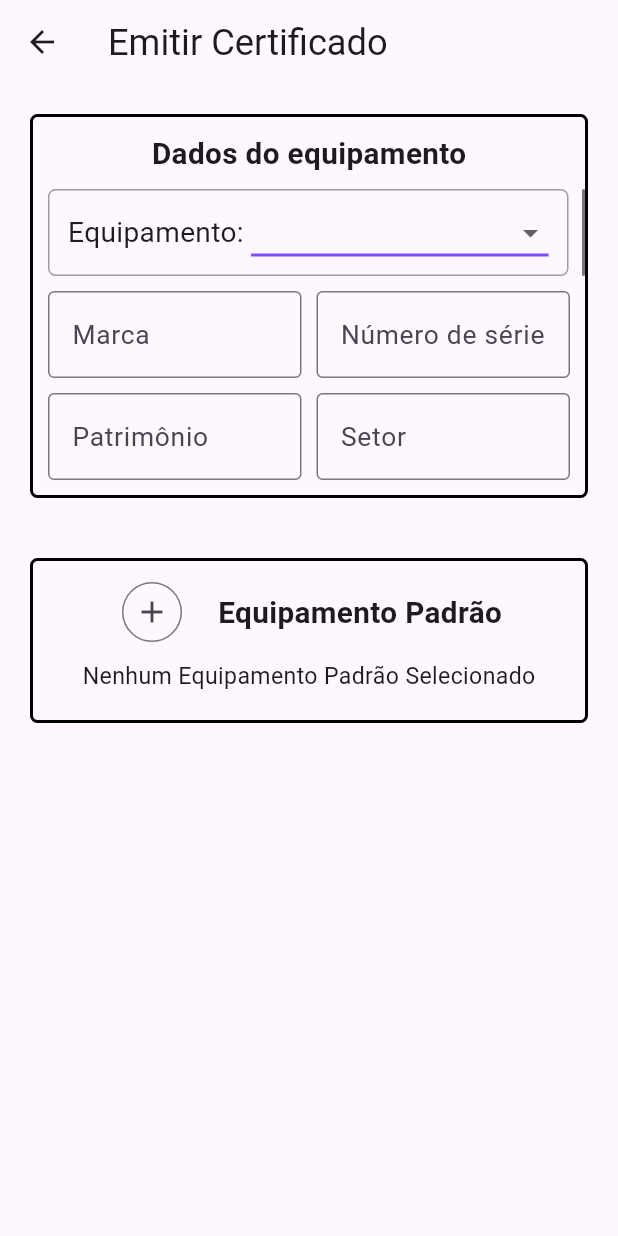
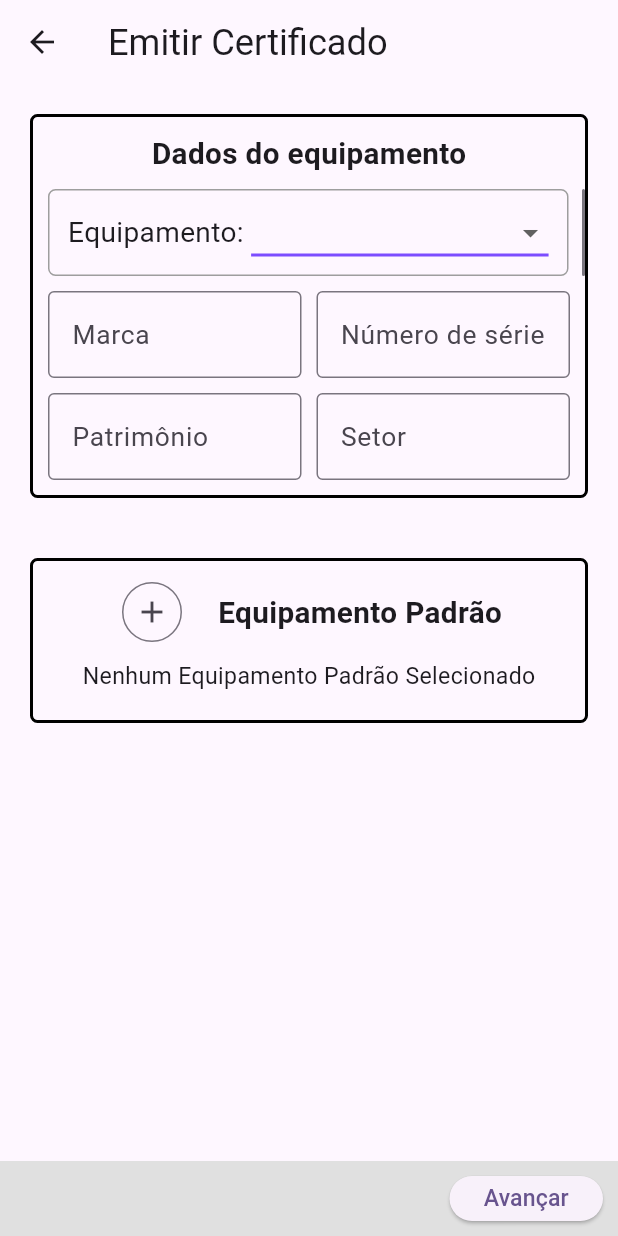
Before and after one commit to ramonbasilio/app_fullmedcare_v1, a Flutter app: the screen it shows after launch, after a tap on "Certificados", on a phone screen of 412 x 824 dp. Run offline on Flutter 3.47's test engine with Material 3 defaults, Android fonts, the light colour scheme and no system bars; our stand-ins replace cloud_firestore, dio, firebase_core, get, mask_text_input_formatter; missing offline and left inert: date_picker_plus; accounts and stored records are empty.

Commit message:
commit 13022025

```diff
--- /dev/null
+++ b/lib/src/data/model/dataCertificatePg1.dart
@@ -0,0 +1,21 @@
+import 'package:app_fullmedcare_v1/src/data/model/equipment_stardard.dart';
+
+class DataCertificatePg1 {
+  final String medicalEquipment;
+  final String model;
+  final String manufacturer;
+  final String serialNumber;
+  final String patrimonial;
+  final String location;
+  final List<EquipmentStandard> listEquipmentsStandardSeletcted;
+
+  DataCertificatePg1({
+    required this.medicalEquipment,
+    required this.model,
+    required this.manufacturer,
+    required this.serialNumber,
+    required this.patrimonial,
+    required this.location,
+    required this.listEquipmentsStandardSeletcted,
+  });
+}
--- a/lib/src/pages/certificate/register_data_certificate_page.dart
+++ b/lib/src/pages/certificate/register_data_certificate_page_1.dart
@@ -1,21 +1,23 @@
 import 'package:app_fullmedcare_v1/src/constants/constants.dart';
+import 'package:app_fullmedcare_v1/src/data/model/dataCertificatePg1.dart';
 import 'package:app_fullmedcare_v1/src/data/model/equipment_stardard.dart';
 import 'package:app_fullmedcare_v1/src/data/provider/firebase_provider.dart';
 import 'package:app_fullmedcare_v1/src/data/repository/firebase_cloud_firestore.dart';
+import 'package:app_fullmedcare_v1/src/routes/name_routes.dart';
 import 'package:app_fullmedcare_v1/src/widgets/text_details_2.dart';
 import 'package:flutter/material.dart';
 import 'package:get/get.dart';
 
-class RegisterDataCertificatePage extends StatefulWidget {
-  const RegisterDataCertificatePage({super.key});
+class RegisterDataCertificatePage1 extends StatefulWidget {
+  const RegisterDataCertificatePage1({super.key});
 
   @override
-  State<RegisterDataCertificatePage> createState() =>
-      _RegisterDataCertificatePageState();
+  State<RegisterDataCertificatePage1> createState() =>
+      _RegisterDataCertificatePage1State();
 }
 
-class _RegisterDataCertificatePageState
-    extends State<RegisterDataCertificatePage> {
+class _RegisterDataCertificatePage1State
+    extends State<RegisterDataCertificatePage1> {
   String? nameEquipment;
   List<String> medicalEquipmentList = Constants.medicalEquipment;
   final TextEditingController _controllerModelEquipment =
@@ -51,6 +53,27 @@ class _RegisterDataCertificatePageState
               containerEquipmentStandardAdd(context, listEquipmentsStandard)
             ],
           ),
+        ),
+      ),
+      bottomNavigationBar: Container(
+        padding: const EdgeInsets.all(10),
+        color: Colors.grey.shade300,
+        height: 50,
+        child: Row(
+          mainAxisAlignment: MainAxisAlignment.end,
+          children: [
+            ElevatedButton(onPressed: (){
+              Get.toNamed(NameRoutes.regiterCertificatePage2, arguments: DataCertificatePg1(
+                medicalEquipment: nameEquipment!,
+                model: _controllerModelEquipment.text,
+                manufacturer: _controllerManufacturer.text,
+                serialNumber: _controllerSerialNumber.text,
+                patrimonial: _controllerPatrimonio.text,
+                location: _controllerLocation.text,
+                listEquipmentsStandardSeletcted: listEquipmentsStandardSeletcted
+              ));
+            }, child: const Text('Avançar'))
+          ],
         ),
       ),
     );
--- a/lib/src/pages/equipment/register_equipment_page.dart
+++ b/lib/src/pages/equipment/register_equipment_page.dart
@@ -1,6 +1,6 @@
 import 'package:app_fullmedcare_v1/src/data/model/equipment.dart';
 import 'package:app_fullmedcare_v1/src/data/provider/register_equipment_provider.dart';
-import 'package:app_fullmedcare_v1/src/pages/certificate/register_data_certificate_page.dart';
+import 'package:app_fullmedcare_v1/src/pages/certificate/register_data_certificate_page_1.dart';
 import 'package:flutter/material.dart';
 import 'package:get/get.dart';
 import 'package:provider/provider.dart';
@@ -118,7 +118,7 @@ class RegisterEquipmentPage extends StatelessWidget {
                           content: Text('Equipamento cadastrado com sucesso!'),
                         ),
                       );
-                        Get.to(()=>const RegisterDataCertificatePage());
+                        Get.to(()=>const RegisterDataCertificatePage1());
                     }
                   },
                   child: const Text('Avançar'),
--- a/lib/src/pages/home_page/home_page.dart
+++ b/lib/src/pages/home_page/home_page.dart
@@ -66,7 +66,7 @@ class _HomePageState extends State<HomePage> {
                 ),
                 ButtomHomePage(
                   func: (() {
-                    Get.toNamed(NameRoutes.regiterCertificate);
+                    Get.toNamed(NameRoutes.regiterCertificatePage1);
                   }),
                   nameButtom: 'Certificados',
                 ),
--- a/lib/src/routes/name_routes.dart
+++ b/lib/src/routes/name_routes.dart
@@ -1,4 +1,5 @@
-import 'package:app_fullmedcare_v1/src/pages/certificate/register_data_certificate_page.dart';
+import 'package:app_fullmedcare_v1/src/pages/certificate/register_data_certificate_page_1.dart';
+import 'package:app_fullmedcare_v1/src/pages/certificate/register_data_certificate_page_2.dart';
 import 'package:app_fullmedcare_v1/src/pages/company/list_companies_page_search.dart';
 import 'package:app_fullmedcare_v1/src/pages/company/register_company_page.dart';
 import 'package:app_fullmedcare_v1/src/pages/equipment_standard.dart/edit_equipment_standard_page.dart';
@@ -13,7 +14,8 @@ class NameRoutes {
   static const String listCompanies = '/listCompanies';
   static const String listEquipmentStandard = '/listEquipmentStadard';
   static const String editEquipmentStandard = '/editEquipmentStandard';
-  static const String regiterCertificate = '/registerCertificate';
+  static const String regiterCertificatePage1 = '/registerCertificatePage1';
+  static const String regiterCertificatePage2 = '/registerCertificatePage2';
 }
 
 class ListRoutes {
@@ -33,7 +35,12 @@ class ListRoutes {
               equipmentStandard: Get.arguments,
             )),
     GetPage(
-        name: NameRoutes.regiterCertificate,
-        page: () => const RegisterDataCertificatePage()),
+        name: NameRoutes.regiterCertificatePage1,
+        page: () => const RegisterDataCertificatePage1()),
+    GetPage(
+        name: NameRoutes.regiterCertificatePage2,
+        page: () => RegisterDataCertificatePage2(
+              dataCertificatePg1: Get.arguments,
+            )),
   ];
 }
--- a/pubspec.yaml
+++ b/pubspec.yaml
@@ -45,6 +45,7 @@ dependencies:
   dio: ^5.7.0
   provider: ^6.1.2
   date_picker_plus: ^4.1.0
+  flutter_form_builder: ^9.5.0
 
 dev_dependencies:
   flutter_test:
```
Also changed, not shown: lib/src/pages/certificate/register_data_certificate_page_2.dart (added, +19 -0 lines), pubspec.lock.
